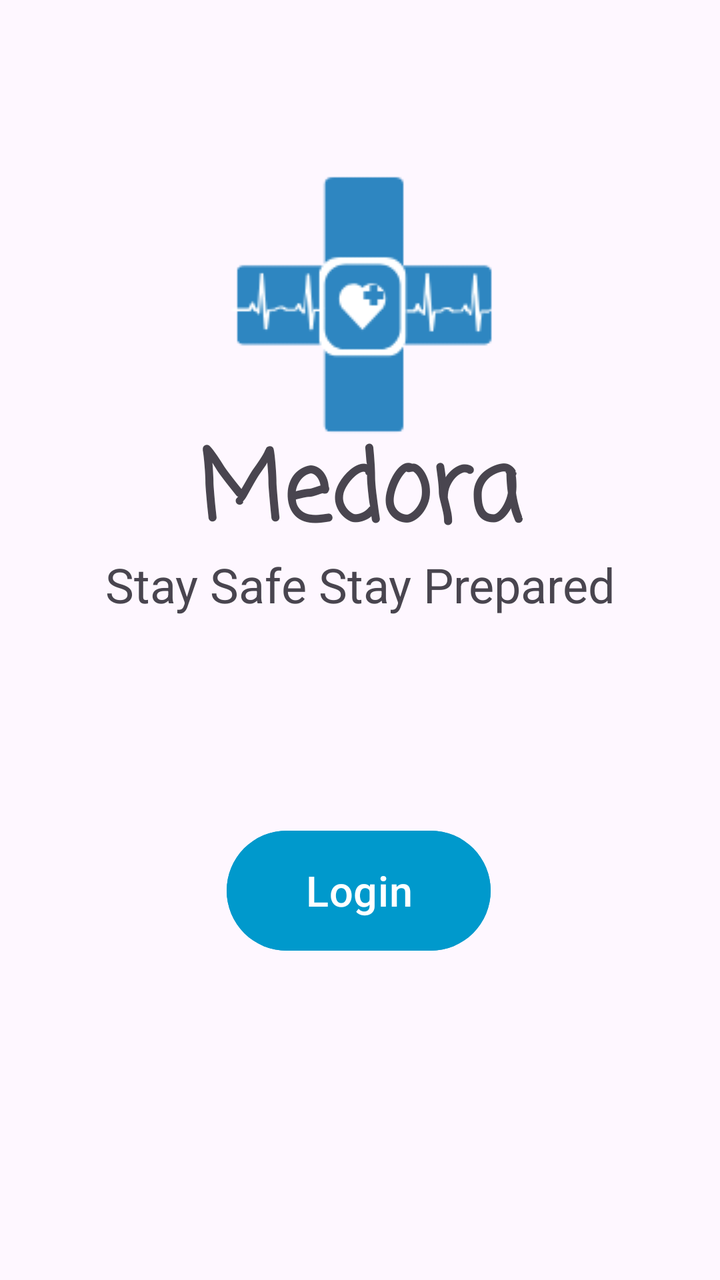
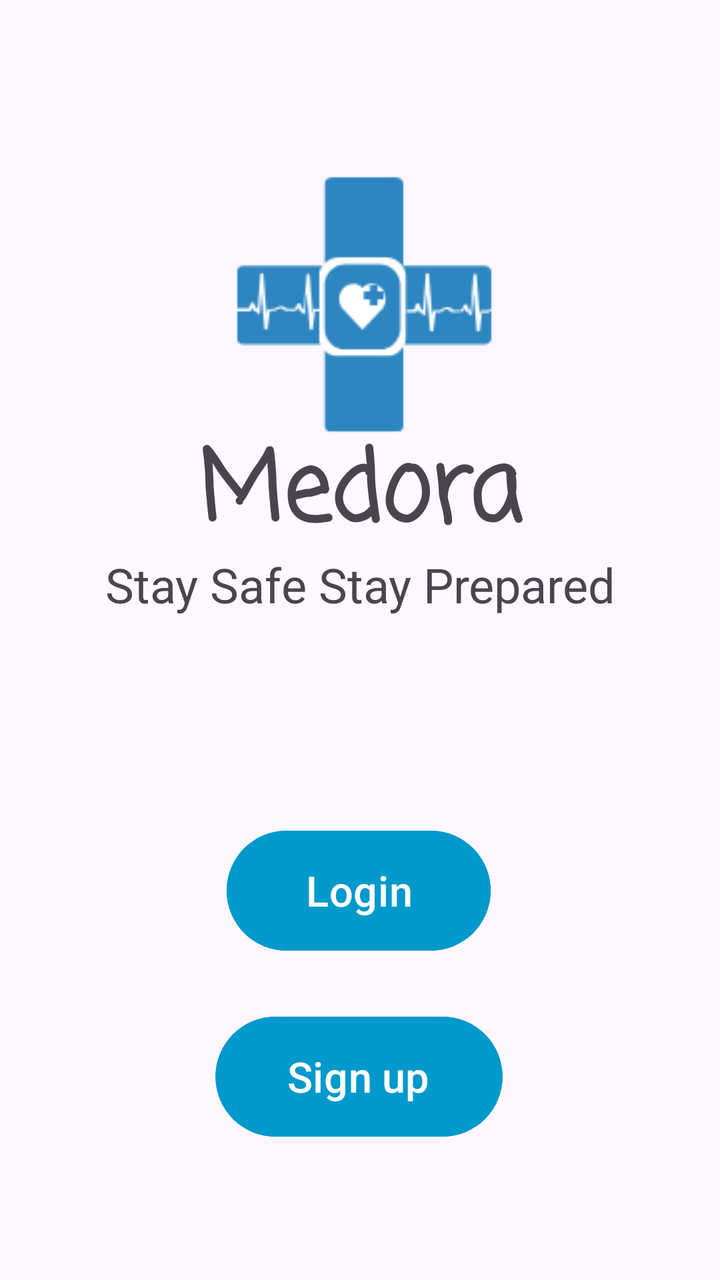

Screens rendered from an Android XML layout before and after an edit, with the pre-edit source and the edit as a unified diff.
<!-- AndroidManifest.xml: application theme Theme.Med -->
<!-- res/layout/activity_main.xml -->
<?xml version="1.0" encoding="utf-8"?>
<androidx.constraintlayout.widget.ConstraintLayout xmlns:android="http://schemas.android.com/apk/res/android"
    xmlns:app="http://schemas.android.com/apk/res-auto"
    xmlns:tools="http://schemas.android.com/tools"
    android:id="@+id/main"
    android:layout_width="match_parent"
    android:layout_height="match_parent"
    tools:context=".MainActivity">

    <TextView
        android:id="@+id/textView"
        android:layout_width="wrap_content"
        android:layout_height="wrap_content"
        android:fontFamily="casual"
        android:text="Medora"
        android:textSize="48sp"
        android:textStyle="bold"
        app:layout_constraintBottom_toBottomOf="parent"
        app:layout_constraintEnd_toEndOf="parent"
        app:layout_constraintStart_toStartOf="parent"
        app:layout_constraintTop_toTopOf="parent"
        app:layout_constraintVertical_bias="0.372" />

    <TextView
        android:id="@+id/textView2"
        android:layout_width="wrap_content"
        android:layout_height="wrap_content"
        android:text="Stay Safe Stay Prepared"
        android:textSize="24sp"
        app:layout_constraintBottom_toBottomOf="parent"
        app:layout_constraintEnd_toEndOf="parent"
        app:layout_constraintStart_toStartOf="parent"
        app:layout_constraintTop_toTopOf="parent"
        app:layout_constraintVertical_bias="0.454" />

    <Button
        android:id="@+id/loginButton"
        android:layout_width="wrap_content"
        android:layout_height="wrap_content"
        android:backgroundTint="@android:color/holo_blue_dark"
        android:scaleX="1.5"
        android:scaleY="1.5"
        android:text="Login"
        app:iconTint="@android:color/holo_blue_dark"
        app:layout_constraintBottom_toBottomOf="parent"
        app:layout_constraintEnd_toEndOf="parent"
        app:layout_constraintHorizontal_bias="0.498"
        app:layout_constraintStart_toStartOf="parent"
        app:layout_constraintTop_toBottomOf="@+id/textView2"
        app:layout_constraintVertical_bias="0.398"
        app:strokeColor="@android:color/holo_blue_dark" />

    <ImageView
        android:id="@+id/imageView2"
        android:layout_width="wrap_content"
        android:layout_height="wrap_content"
        app:layout_constraintBottom_toBottomOf="parent"
        app:layout_constraintEnd_toEndOf="parent"
        app:layout_constraintStart_toStartOf="parent"
        app:layout_constraintTop_toTopOf="parent"
        app:layout_constraintVertical_bias="0.162"
        app:srcCompat="@drawable/mediscanbluelogo" />

</androidx.constraintlayout.widget.ConstraintLayout>
<!-- resources referenced by this layout -->
<resources>
  <!-- drawable mediscanbluelogo: png bitmap (drawable, 5253 bytes) -->
  <style name="Theme.Med" parent="Base.Theme.Med" />
  <style name="Base.Theme.Med" parent="Theme.Material3.DayNight.NoActionBar">
          
          
      </style>
</resources>

<!-- the commit's change to res/layout/activity_main.xml (unified diff, before → after) -->
@@ -50,6 +50,23 @@
         app:layout_constraintVertical_bias="0.398"
         app:strokeColor="@android:color/holo_blue_dark" />
 
+    <Button
+        android:id="@+id/SignupButton"
+        android:layout_width="wrap_content"
+        android:layout_height="wrap_content"
+        android:backgroundTint="@android:color/holo_blue_dark"
+        android:scaleX="1.5"
+        android:scaleY="1.5"
+        android:text="Sign up"
+        app:iconTint="@android:color/holo_blue_dark"
+        app:layout_constraintBottom_toBottomOf="parent"
+        app:layout_constraintEnd_toEndOf="parent"
+        app:layout_constraintHorizontal_bias="0.498"
+        app:layout_constraintStart_toStartOf="parent"
+        app:layout_constraintTop_toBottomOf="@+id/loginButton"
+        app:layout_constraintVertical_bias="0.368"
+        app:strokeColor="@android:color/holo_blue_dark" />
+
     <ImageView
         android:id="@+id/imageView2"
         android:layout_width="wrap_content"
